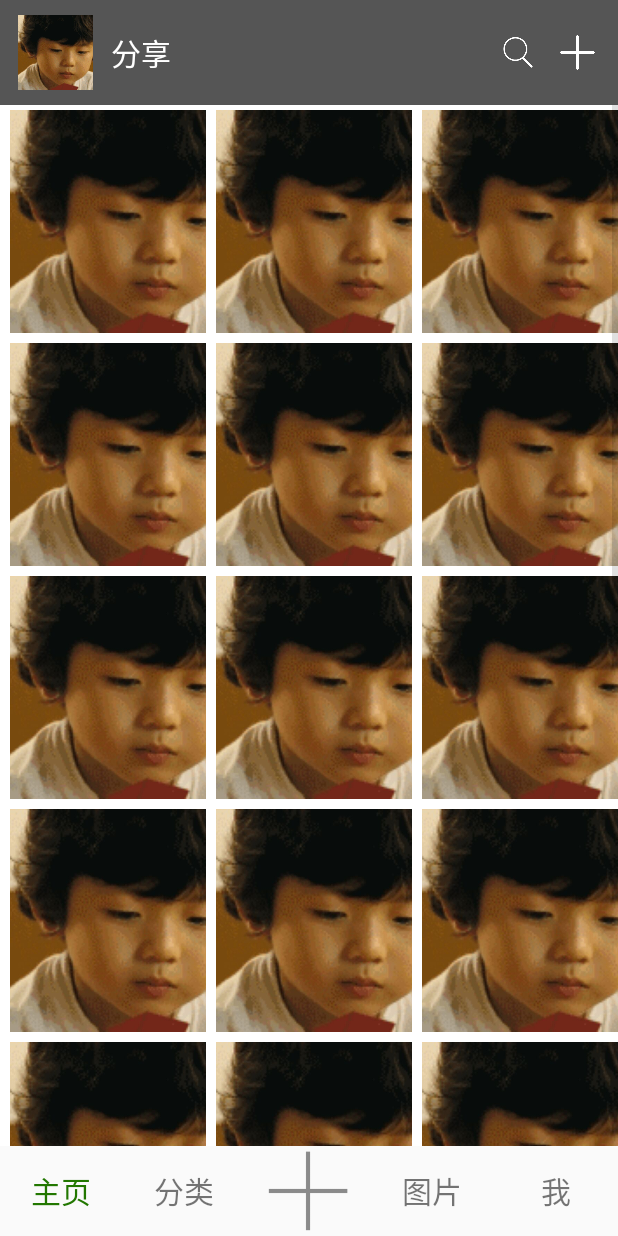
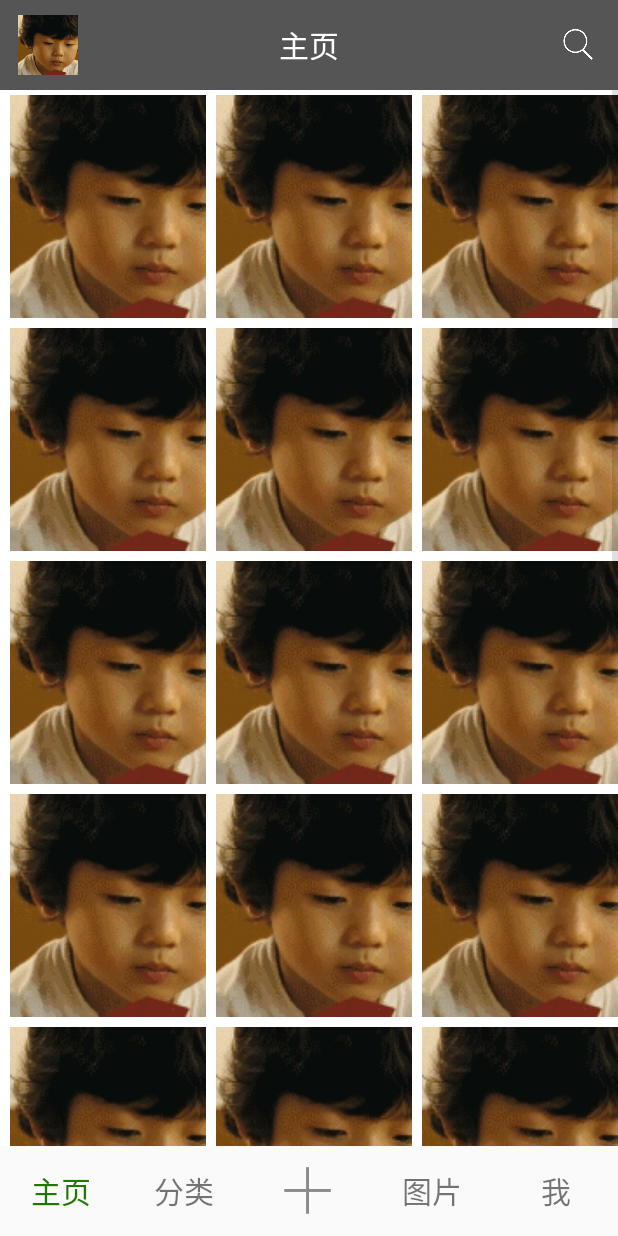
Before and after one commit to ttxxly/picture_viewer, an Android app: the MainActivity screen opened directly, with no data from a screen before it, on a phone screen of 412 x 824 dp. Run offline under Robolectric (Android 15) with nearby library versions, the phone set to English and light mode, and no system bars; our stand-ins replace CircleImageView; pictures from the network do not load.

```diff
--- a/PictureVIewer/app/build.gradle
+++ b/PictureVIewer/app/build.gradle
@@ -20,13 +20,13 @@ android {
 }
 
 dependencies {
-    compile fileTree(dir: 'libs', include: ['*.jar'])
+    compile fileTree(include: ['*.jar'], dir: 'libs')
     androidTestCompile('com.android.support.test.espresso:espresso-core:2.2.2', {
         exclude group: 'com.android.support', module: 'support-annotations'
     })
     compile 'com.android.support:appcompat-v7:25.3.1'
     compile 'com.android.support.constraint:constraint-layout:1.0.2'
-    compile 'com.google.code.gson:gson:2.3.1'
+    compile 'com.google.code.gson:gson:2.8.0'
     compile 'com.android.support:support-v4:25.3.1'
     compile 'com.github.bumptech.glide:glide:3.6.1'
     testCompile 'junit:junit:4.12'
--- a/PictureVIewer/app/src/main/AndroidManifest.xml
+++ b/PictureVIewer/app/src/main/AndroidManifest.xml
@@ -26,7 +26,8 @@
         <activity android:name=".Activity.DetailsPhotosActivity" />
         <activity android:name=".Activity.EditInfo1Activity" />
         <activity android:name=".Activity.EditInfo2Activity" />
-        <activity android:name=".Activity.EditInfo2Step2Activity"></activity>
+        <activity android:name=".Activity.EditInfo2Step2Activity" />
+        <activity android:name=".Activity.SearchActivity"></activity>
     </application>
 
 </manifest>
--- a/PictureVIewer/app/src/main/java/top/ttxxly/com/pictureviewer/Activity/MainActivity.java
+++ b/PictureVIewer/app/src/main/java/top/ttxxly/com/pictureviewer/Activity/MainActivity.java
@@ -41,7 +41,7 @@ import java.util.List;
 import java.util.Map;
 
 import top.ttxxly.com.pictureviewer.Adapter.ViewPagerAdapter;
-import top.ttxxly.com.pictureviewer.Fragment.ClassificationFragment;
+import top.ttxxly.com.pictureviewer.Fragment.CategoryFragment;
 import top.ttxxly.com.pictureviewer.Fragment.HomeFragment;
 import top.ttxxly.com.pictureviewer.Fragment.MyPhotoFragment;
 import top.ttxxly.com.pictureviewer.Fragment.PeopleFragment;
@@ -152,7 +152,7 @@ public class MainActivity extends FragmentActivity implements View.OnClickListen
     private void initData() {
         data=new ArrayList<Fragment>();
         data.add(new HomeFragment());
-        data.add(new ClassificationFragment());
+        data.add(new CategoryFragment());
         data.add(new MyPhotoFragment());
         data.add(new PeopleFragment());
     }
--- a/PictureVIewer/app/src/main/java/top/ttxxly/com/pictureviewer/Fragment/ClassificationFragment.java
+++ b/PictureVIewer/app/src/main/java/top/ttxxly/com/pictureviewer/Fragment/CategoryFragment.java
@@ -8,13 +8,13 @@ import android.view.ViewGroup;
 
 import top.ttxxly.com.pictureviewer.R;
 
-public class ClassificationFragment extends Fragment {
+public class CategoryFragment extends Fragment {
 
     @Override
     public View onCreateView(LayoutInflater inflater, ViewGroup container,
                              Bundle savedInstanceState) {
         // Inflate the layout for this fragment
-        return inflater.inflate(R.layout.fragment_classification, container, false);
+        return inflater.inflate(R.layout.fragment_category, container, false);
     }
 
 }
--- a/PictureVIewer/app/src/main/res/layout/activity_main.xml
+++ b/PictureVIewer/app/src/main/res/layout/activity_main.xml
@@ -10,7 +10,7 @@
 
     <RelativeLayout
         android:layout_width="match_parent"
-        android:layout_height="70dp"
+        android:layout_height="60dp"
         android:background="#555555"
         android:paddingLeft="12dp"
         android:paddingRight="12dp">
@@ -25,18 +25,18 @@
 
             <ImageView
                 android:id="@+id/imageView2"
-                android:layout_width="50dp"
-                android:layout_height="50dp"
+                android:layout_width="40dp"
+                android:layout_height="40dp"
                 android:src="@mipmap/login_pic" />
+        </LinearLayout>
 
-            <TextView
-                android:layout_width="wrap_content"
-                android:layout_height="wrap_content"
-                android:layout_marginLeft="12dp"
-                android:text="分享"
-                android:textColor="@android:color/white"
-                android:textSize="20sp" />
-        </LinearLayout>
+        <TextView
+            android:layout_width="wrap_content"
+            android:layout_height="wrap_content"
+            android:layout_centerInParent="true"
+            android:text="主页"
+            android:textSize="20sp"
+            android:textColor="@color/colorWhite"/>
 
         <LinearLayout
             android:layout_width="wrap_content"
@@ -49,12 +49,6 @@
                 android:layout_width="30dp"
                 android:layout_height="30dp"
                 android:src="@mipmap/search" />
-
-            <ImageView
-                android:layout_width="30dp"
-                android:layout_height="30dp"
-                android:layout_marginLeft="10dp"
-                android:src="@mipmap/add" />
 
         </LinearLayout>
 
@@ -108,8 +102,8 @@
 
             <ImageView
                 android:id="@+id/img_add_pictures"
-                android:layout_width="60dp"
-                android:layout_height="60dp"
+                android:layout_width="35dp"
+                android:layout_height="35dp"
                 android:src="@mipmap/add_pictures"
                 android:layout_centerInParent="true"
                 />
--- a/PictureVIewer/app/src/main/res/values/colors.xml
+++ b/PictureVIewer/app/src/main/res/values/colors.xml
@@ -5,4 +5,5 @@
     <color name="colorAccent">#FF4081</color>
     <color name="colorWhite">#FFFFFF</color>
     <color name="colorGrey">#919191</color>
+    <color name="colorGreen">#008000</color>
 </resources>
--- a/PictureVIewer/app/src/main/res/values/styles.xml
+++ b/PictureVIewer/app/src/main/res/values/styles.xml
@@ -14,4 +14,8 @@
         <item name="android:windowExitAnimation">@anim/push_bottom_out</item>
     </style>
 
+    <style name="MyEditText" parent="Theme.AppCompat.Light">
+        <item name="colorControlNormal">@color/colorGreen</item>
+    </style>
+
 </resources>
```
Also changed, not shown: PictureVIewer/app/src/main/java/top/ttxxly/com/pictureviewer/Activity/SearchActivity.java (added, +15 -0 lines), PictureVIewer/app/src/main/res/layout/activity_search.xml (added, +57 -0 lines), PictureVIewer/app/src/main/res/layout/fragment_category.xml (added, +9 -0 lines), PictureVIewer/app/src/main/res/layout/fragment_classification.xml (deleted, +0 -13 lines), 1 other file.
